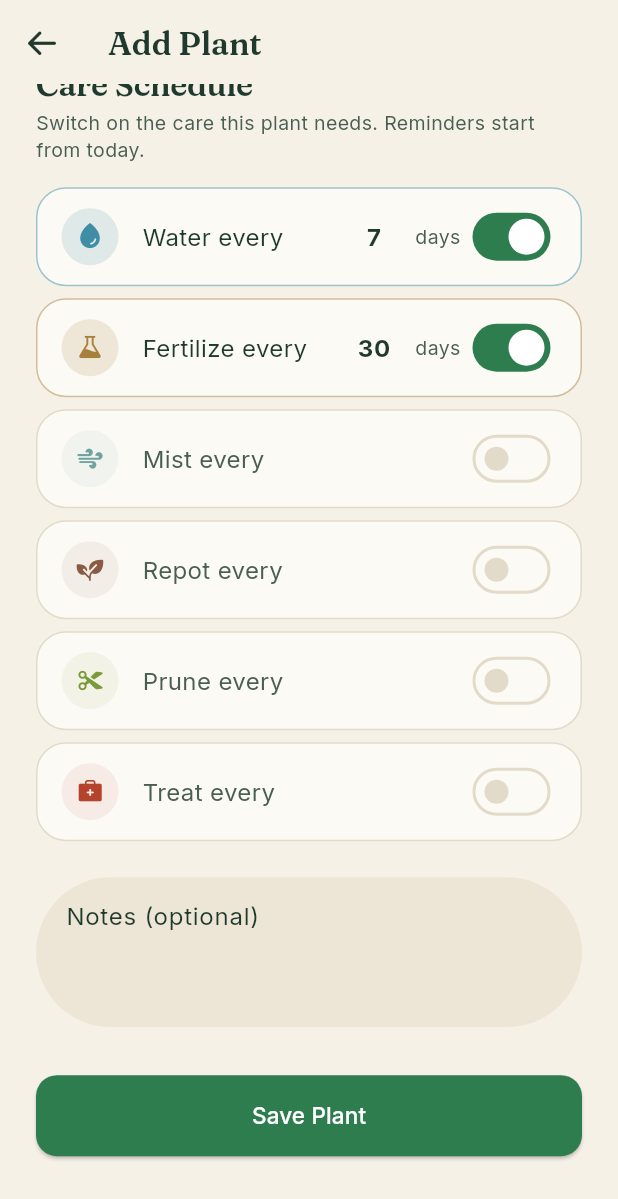
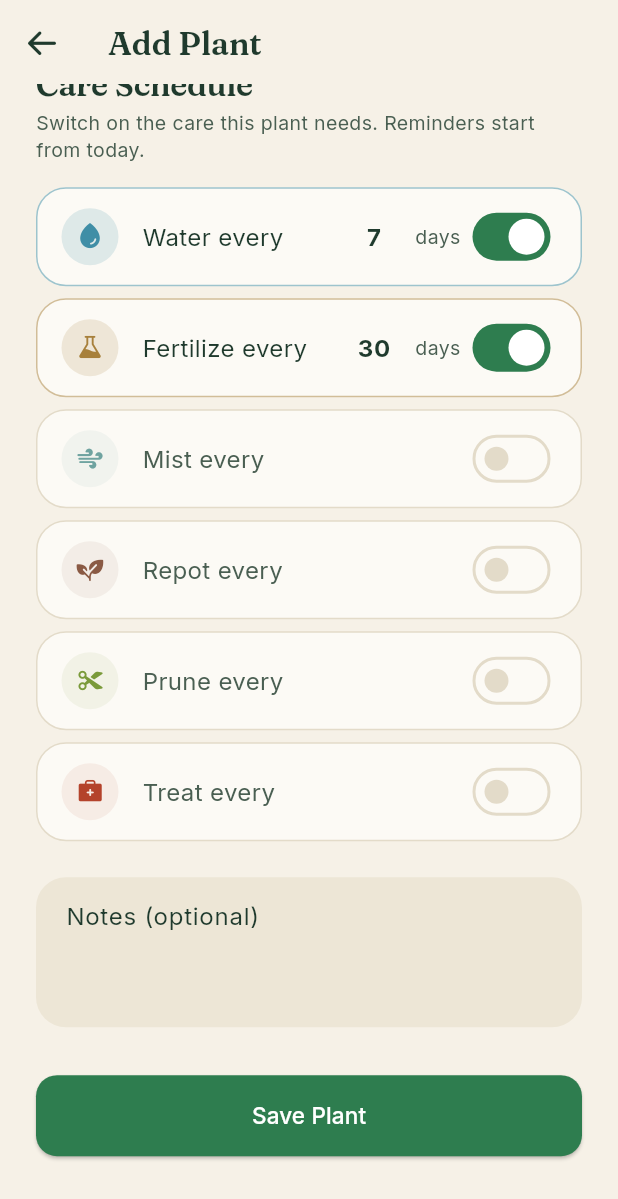
Before and after one commit to zdmgold/growlog, a Flutter app: the AddPlantScreen screen opened directly with empty values, scrolled down 518 dp, on a phone screen of 412 x 824 dp. Shown: the top 1199 px of the screen. Run offline on Flutter 3.47's test engine with Material 3 defaults, Android fonts, the phone set to English and light mode, and no system bars; our stand-ins replace camera, connectivity_plus, file_picker, flutter_local_notifications, flutter_markdown, flutter_secure_storage and 8 more; missing offline and left inert: flutter_onnxruntime; accounts and stored records are empty; generated files the repository leaves out were written again; network calls fail.

Commit message:
Add Plant at large text: Save button grows, care interval wraps to its own line, Notes field is a rounded rectangle; a11y script saves a plant and visits the Plant Page

```diff
--- a/lib/screens/add_plant_screen.dart
+++ b/lib/screens/add_plant_screen.dart
@@ -321,12 +321,28 @@ class _AddPlantScreenState extends State<AddPlantScreen> {
             decoration: InputDecoration(
               labelText: l10n?.notesLabel ?? 'Notes (optional)',
               alignLabelWithHint: true,
+              border: OutlineInputBorder(
+                borderRadius: BorderRadius.circular(AppRadii.lg),
+                borderSide: BorderSide.none,
+              ),
+              enabledBorder: OutlineInputBorder(
+                borderRadius: BorderRadius.circular(AppRadii.lg),
+                borderSide: BorderSide.none,
+              ),
+              focusedBorder: OutlineInputBorder(
+                borderRadius: BorderRadius.circular(AppRadii.lg),
+                borderSide: BorderSide(
+                  color: Theme.of(context).colorScheme.primary,
+                  width: 1.5,
+                ),
+              ),
             ),
           ),
           const SizedBox(height: AppSpacing.xl),
-          SizedBox(
+          ConstrainedBox(
+            constraints: const BoxConstraints(minHeight: 54),
+            child: SizedBox(
               width: double.infinity,
-            height: 54,
               child: ElevatedButton(
               onPressed: _saving ? null : _save,
               child: _saving
@@ -336,6 +352,7 @@ class _AddPlantScreenState extends State<AddPlantScreen> {
                       child: CircularProgressIndicator(strokeWidth: 2.5),
                     )
                   : Text(l10n?.savePlant ?? 'Save Plant'),
+              ),
             ),
           ),
         ],
@@ -474,9 +491,15 @@ class _CareRow extends StatelessWidget {
               : (isDark ? AppColors.borderSubtleDark : AppColors.borderSubtle),
         ),
       ),
-      child: Row(
-        children: [
-          Container(
+      child: _body(context, ink, sub),
+    );
+  }
+
+  /// At large text sizes "Fertilize every" no longer fits beside the number
+  /// field and switch, so the interval moves to its own line under the label.
+  Widget _body(BuildContext context, Color ink, Color sub) {
+    final large = MediaQuery.textScalerOf(context).scale(16) > 20.8;
+    final icon = Container(
       width: 38,
       height: 38,
       decoration: BoxDecoration(
@@ -484,15 +507,16 @@ class _CareRow extends StatelessWidget {
         shape: BoxShape.circle,
       ),
       child: Icon(careIcon(type), size: 19, color: type.color),
-          ),
-          const SizedBox(width: AppSpacing.md),
-          Expanded(
+    );
+    final title = Expanded(
       child: Text(
         label,
         style: AppTypography.body.copyWith(color: enabled ? ink : sub),
       ),
-          ),
-          if (enabled) ...[
+    );
+    final interval = Row(
+      mainAxisSize: MainAxisSize.min,
+      children: [
         SizedBox(
           width: 52,
           height: 48,
@@ -518,12 +542,37 @@ class _CareRow extends StatelessWidget {
         Text(suffix, style: AppTypography.footnote.copyWith(color: sub)),
         const SizedBox(width: 4),
       ],
-          Semantics(
+    );
+    final toggle = Semantics(
       label: label,
       child: Switch(value: enabled, onChanged: onToggle),
+    );
+    if (large) {
+      return Column(
+        crossAxisAlignment: CrossAxisAlignment.start,
+        children: [
+          Row(children: [
+            icon,
+            const SizedBox(width: AppSpacing.md),
+            title,
+            toggle,
+          ]),
+          if (enabled)
+            Padding(
+              padding: const EdgeInsets.only(left: 38 + AppSpacing.md),
+              child: interval,
             ),
         ],
-      ),
+      );
+    }
+    return Row(
+      children: [
+        icon,
+        const SizedBox(width: AppSpacing.md),
+        title,
+        if (enabled) interval,
+        toggle,
+      ],
     );
   }
 }
@@ -605,4 +654,5 @@ class _SpeciesSuggestions extends StatelessWidget {
       ),
     );
   }
+
 }
```
Also changed, not shown: 1 other file. Lines whose indentation alone changed are shown as unchanged.
